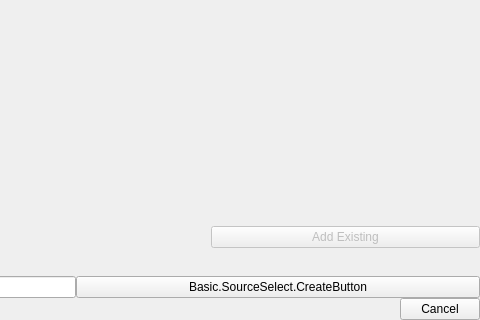
madnesslouca/obsotaku, file frontend/forms/OBSBasicSourceSelect.ui: the form before one commit; both pictures show x 530 to 1010 and y 294 to 614 of the 1010 by 614 pixel window.
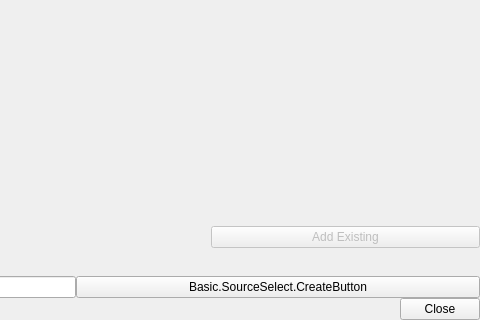
The form after the commit. Custom widgets are drawn as their Qt base class.

Commit message: frontend: Change source window button label

What changed in the file:
```diff
--- a/frontend/forms/OBSBasicSourceSelect.ui
+++ b/frontend/forms/OBSBasicSourceSelect.ui
@@ -635,7 +635,7 @@
                </sizepolicy>
               </property>
               <property name="standardButtons">
-               <set>QDialogButtonBox::Cancel</set>
+               <set>QDialogButtonBox::Close</set>
               </property>
               <property name="centerButtons">
                <bool>false</bool>
```
